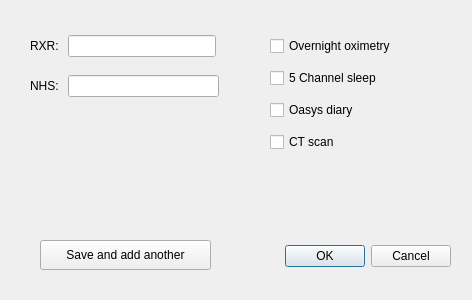
The window that preclinic.ui (iainxingham/IxTrak) describes before a commit, drawn with Qt 5.
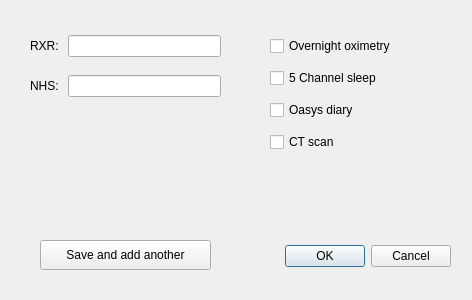
The same window after the commit.

Commit message: Preclinic Ix to database

Patch:
```diff
--- a/preclinic.ui
+++ b/preclinic.ui
@@ -42,12 +42,12 @@
     <string>Save and add another</string>
    </property>
   </widget>
-  <widget class="QWidget" name="">
+  <widget class="QWidget" name="layoutWidget">
    <property name="geometry">
     <rect>
      <x>30</x>
      <y>30</y>
-     <width>186</width>
+     <width>191</width>
      <height>32</height>
     </rect>
    </property>
@@ -64,12 +64,12 @@
     </item>
    </layout>
   </widget>
-  <widget class="QWidget" name="">
+  <widget class="QWidget" name="layoutWidget1">
    <property name="geometry">
     <rect>
      <x>30</x>
      <y>70</y>
-     <width>189</width>
+     <width>191</width>
      <height>32</height>
     </rect>
    </property>
@@ -86,7 +86,7 @@
     </item>
    </layout>
   </widget>
-  <widget class="QWidget" name="">
+  <widget class="QWidget" name="layoutWidget2">
    <property name="geometry">
     <rect>
      <x>270</x>
```
The commit also changes 7 other files.
